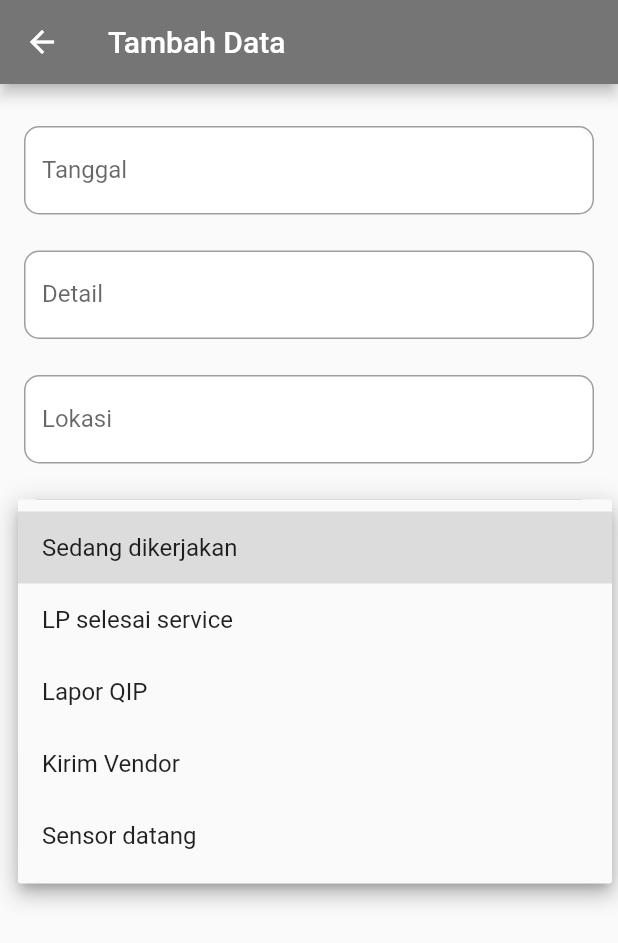
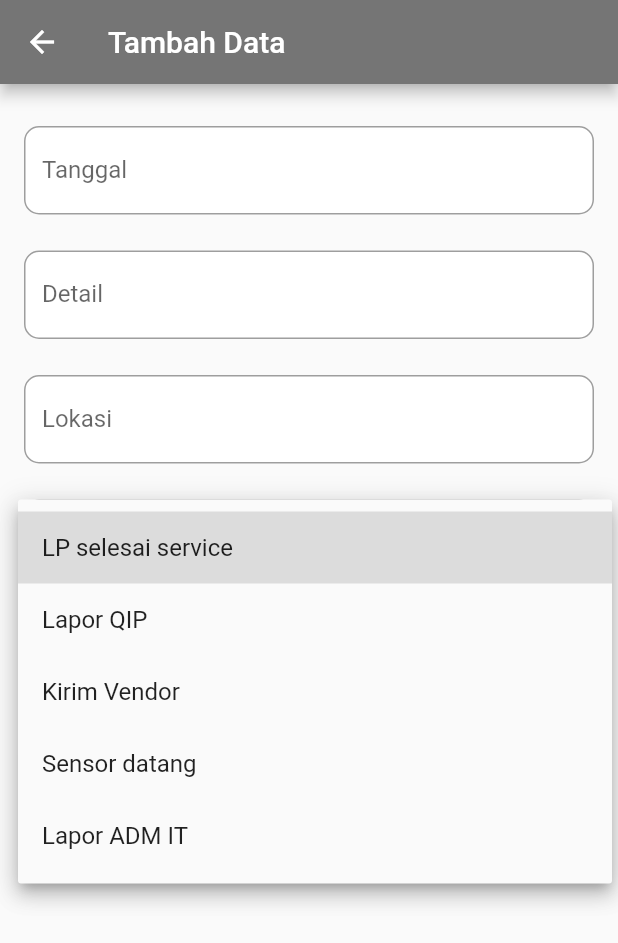
Before and after one commit to hexaludira/flutter_RestApi, a Flutter app: the FormAddScreen screen opened directly, after a tap on "Status Perbaikan", on a phone screen of 412 x 824 dp. Shown: the top 943 px of the screen. Run offline on Flutter 3.47's test engine with Material 2 defaults, Android fonts, the phone set to English and light mode, and no system bars; drawn by our look-alikes of datetime_picker_formfield; network calls fail.

Commit message:
conditional card?

```diff
--- a/lib/screens/form_add_screen.dart
+++ b/lib/screens/form_add_screen.dart
@@ -18,7 +18,7 @@ class FormAddScreen extends StatefulWidget {
 
 class _FormAddScreenState extends State<FormAddScreen> {
   var _valPerbaikan;
-  var _listStatus = ["Sedang dikerjakan", "LP selesai service", "Lapor QIP", "Kirim Vendor", "Sensor datang"];
+  var _listStatus = ["LP selesai service", "Lapor QIP", "Kirim Vendor", "Sensor datang", "Lapor ADM IT"];
 
   bool _isLoading = false;
   ApiService _apiService = ApiService();
@@ -33,6 +33,8 @@ class _FormAddScreenState extends State<FormAddScreen> {
   TextEditingController _controllerLocation = TextEditingController();
   TextEditingController _controllerStatus = TextEditingController();
   TextEditingController _controllerRemark = TextEditingController();
+
+  final FocusNode _remarkFocus = FocusNode();
 
   @override
   void initState() {
@@ -186,7 +188,7 @@ class _FormAddScreenState extends State<FormAddScreen> {
     return Padding(
       padding: EdgeInsets.symmetric(vertical: 12.0),
       child: DateTimeField(
-        format: DateFormat('dd-MMM-yyyy'),
+        format: DateFormat('dd MMMM yyyy'),
         onShowPicker: (context, currentValue) {
           return showDatePicker(
             context: context,
@@ -345,6 +347,7 @@ class _FormAddScreenState extends State<FormAddScreen> {
       padding: EdgeInsets.symmetric(vertical: 12.0),
       child: TextField(
         controller: _controllerRemark,
+        focusNode: _remarkFocus,
         keyboardType: TextInputType.text,
         decoration: InputDecoration(
           labelText: "Keterangan",
--- a/lib/screens/splash_screen.dart
+++ b/lib/screens/splash_screen.dart
@@ -29,8 +29,8 @@ class _SplashScreenPageState extends State<SplashScreenPage> {
       body: Center(
         child: Image.asset(
           "assets/images/metal_simple.png",
-          width: 250.0,
-          height: 150.0,
+          width: 200.0,
+          height: 100.0,
         ),
       ),
 
```
Also changed, not shown: lib/main.dart (+6 -1 lines).
